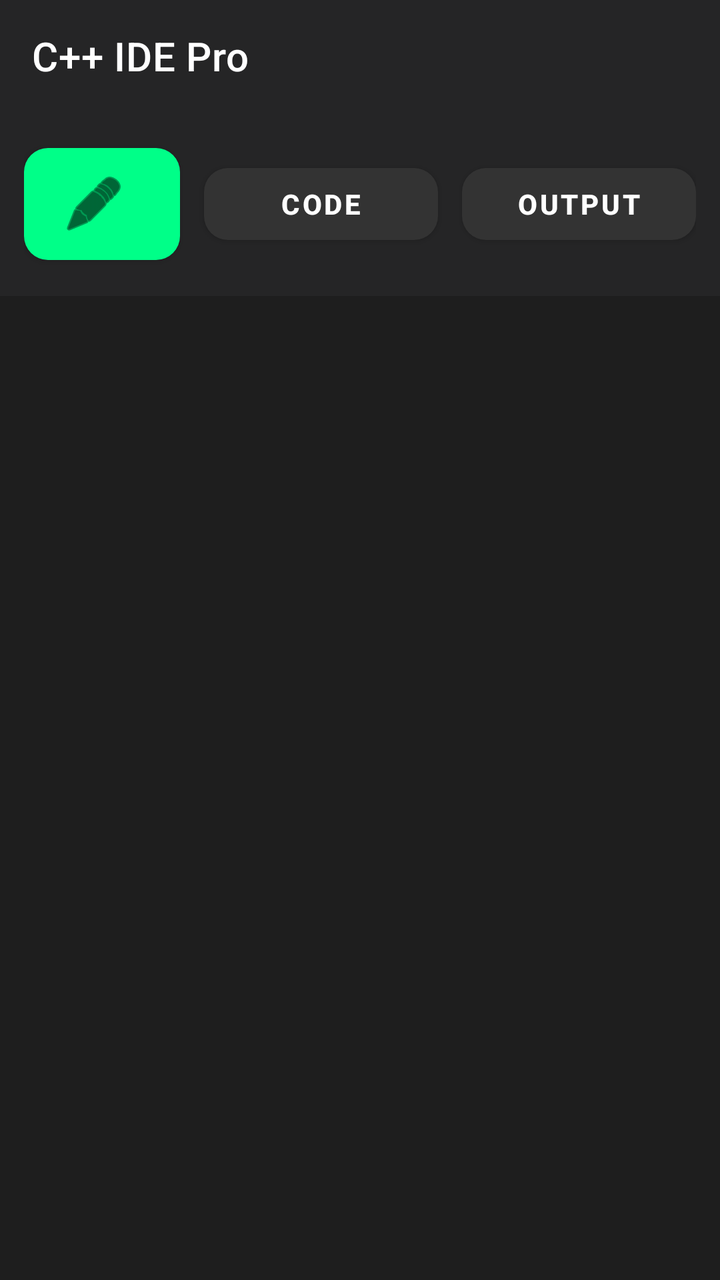
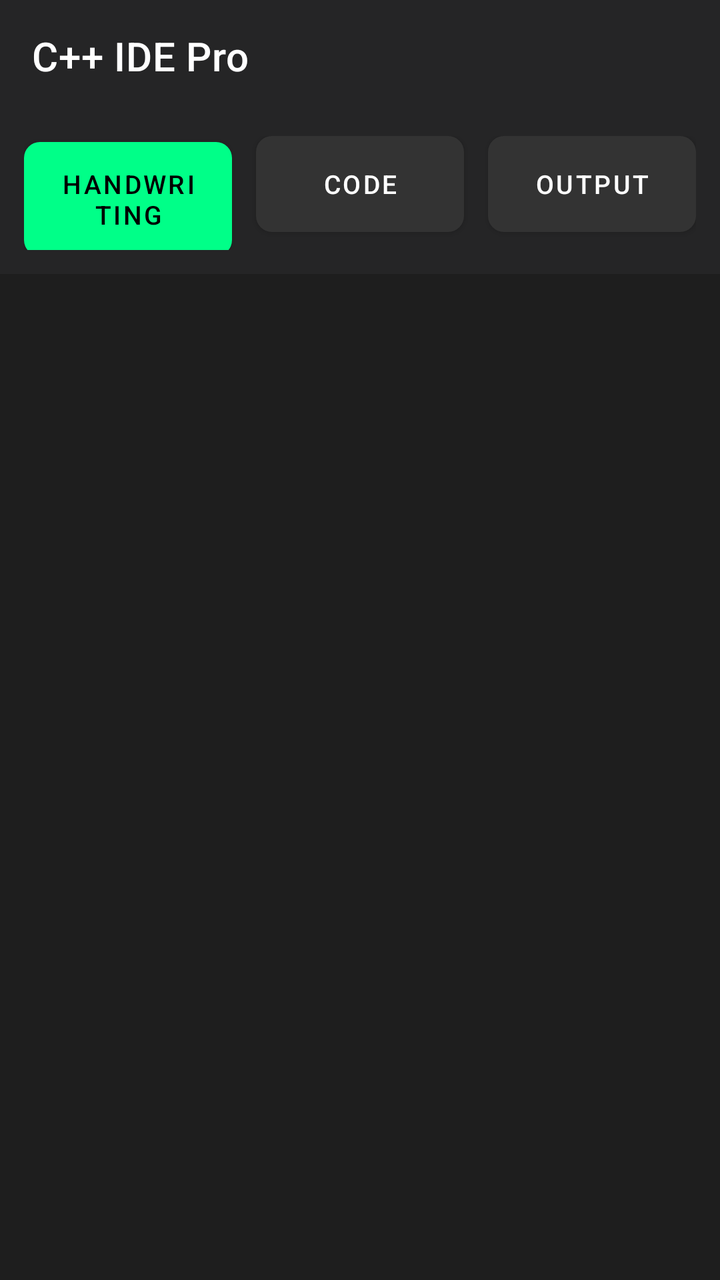

The first picture is an Android layout as it rendered before a commit; the second is the same layout after the commit. The layout source and the unified diff follow.
<!-- AndroidManifest.xml: application theme Theme.CppTouchIDE -->
<!-- res/layout/activity_main.xml -->
<?xml version="1.0" encoding="utf-8"?>
<LinearLayout xmlns:android="http://schemas.android.com/apk/res/android"
    xmlns:app="http://schemas.android.com/apk/res-auto"
    android:layout_width="match_parent"
    android:layout_height="match_parent"
    android:orientation="vertical"
    android:background="#1E1E1E">

    <com.google.android.material.appbar.MaterialToolbar
        android:id="@+id/toolbar"
        android:layout_width="match_parent"
        android:layout_height="?attr/actionBarSize"
        android:background="#252526"
        app:title="C++ IDE Pro"
        app:titleTextColor="#FFFFFF" />

    
    <LinearLayout
        android:layout_width="match_parent"
        android:layout_height="wrap_content"
        android:orientation="horizontal"
        android:padding="12dp"
        android:background="#252526">

        <com.google.android.material.button.MaterialButton
            android:id="@+id/btnTabHandwriting"
            android:layout_width="0dp"
            android:layout_height="wrap_content"
            android:layout_weight="1"
            android:layout_marginEnd="6dp"
            app:icon="@android:drawable/ic_menu_edit"
            app:iconGravity="textStart"
            app:iconTint="#000000"
            app:backgroundTint="#00FF88"
            app:cornerRadius="12dp"
            android:paddingTop="12dp"
            android:paddingBottom="12dp" />

        <com.google.android.material.button.MaterialButton
            android:id="@+id/btnTabCode"
            android:layout_width="0dp"
            android:layout_height="wrap_content"
            android:layout_weight="1.5"
            android:layout_marginHorizontal="6dp"
            android:text="Code"
            android:textSize="14sp"
            android:textStyle="bold"
            app:backgroundTint="#333333"
            android:textColor="#FFFFFF"
            app:cornerRadius="12dp" />

        <com.google.android.material.button.MaterialButton
            android:id="@+id/btnTabOutput"
            android:layout_width="0dp"
            android:layout_height="wrap_content"
            android:layout_weight="1.5"
            android:layout_marginStart="6dp"
            android:text="Output"
            android:textSize="14sp"
            android:textStyle="bold"
            app:backgroundTint="#333333"
            android:textColor="#FFFFFF"
            app:cornerRadius="12dp" />
    </LinearLayout>

    <androidx.viewpager2.widget.ViewPager2
        android:id="@+id/viewPager"
        android:layout_width="match_parent"
        android:layout_height="0dp"
        android:layout_weight="1" />
</LinearLayout>
<!-- resources referenced by this layout -->
<resources>
  <style name="Theme.CppTouchIDE" parent="Theme.MaterialComponents.DayNight.NoActionBar">
          <item name="colorPrimary">#252526</item>
          <item name="colorPrimaryVariant">#1E1E1E</item>
          <item name="colorOnPrimary">#FFFFFF</item>
          <item name="android:statusBarColor">#1E1E1E</item>
      </style>
</resources>

<!-- the commit's change to res/layout/activity_main.xml (unified diff, before → after) -->
@@ -14,7 +14,6 @@
         app:title="C++ IDE Pro"
         app:titleTextColor="#FFFFFF" />
 
-    
     <LinearLayout
         android:layout_width="match_parent"
         android:layout_height="wrap_content"
@@ -28,11 +27,13 @@
             android:layout_height="wrap_content"
             android:layout_weight="1"
             android:layout_marginEnd="6dp"
-            app:icon="@android:drawable/ic_menu_edit"
-            app:iconGravity="textStart"
-            app:iconTint="#000000"
+            android:text="Handwriting"
+            android:textSize="13sp"
             app:backgroundTint="#00FF88"
-            app:cornerRadius="12dp"
+            android:textColor="#000000"
+            app:cornerRadius="8dp"
+            android:insetTop="0dp"
+            android:insetBottom="0dp"
             android:paddingTop="12dp"
             android:paddingBottom="12dp" />
 
@@ -40,27 +41,33 @@
             android:id="@+id/btnTabCode"
             android:layout_width="0dp"
             android:layout_height="wrap_content"
-            android:layout_weight="1.5"
+            android:layout_weight="1"
             android:layout_marginHorizontal="6dp"
             android:text="Code"
-            android:textSize="14sp"
-            android:textStyle="bold"
+            android:textSize="13sp"
             app:backgroundTint="#333333"
             android:textColor="#FFFFFF"
-            app:cornerRadius="12dp" />
+            app:cornerRadius="8dp"
+            android:insetTop="0dp"
+            android:insetBottom="0dp"
+            android:paddingTop="12dp"
+            android:paddingBottom="12dp" />
 
         <com.google.android.material.button.MaterialButton
             android:id="@+id/btnTabOutput"
             android:layout_width="0dp"
             android:layout_height="wrap_content"
-            android:layout_weight="1.5"
+            android:layout_weight="1"
             android:layout_marginStart="6dp"
             android:text="Output"
-            android:textSize="14sp"
-            android:textStyle="bold"
+            android:textSize="13sp"
             app:backgroundTint="#333333"
             android:textColor="#FFFFFF"
-            app:cornerRadius="12dp" />
+            app:cornerRadius="8dp"
+            android:insetTop="0dp"
+            android:insetBottom="0dp"
+            android:paddingTop="12dp"
+            android:paddingBottom="12dp" />
     </LinearLayout>
 
     <androidx.viewpager2.widget.ViewPager2
